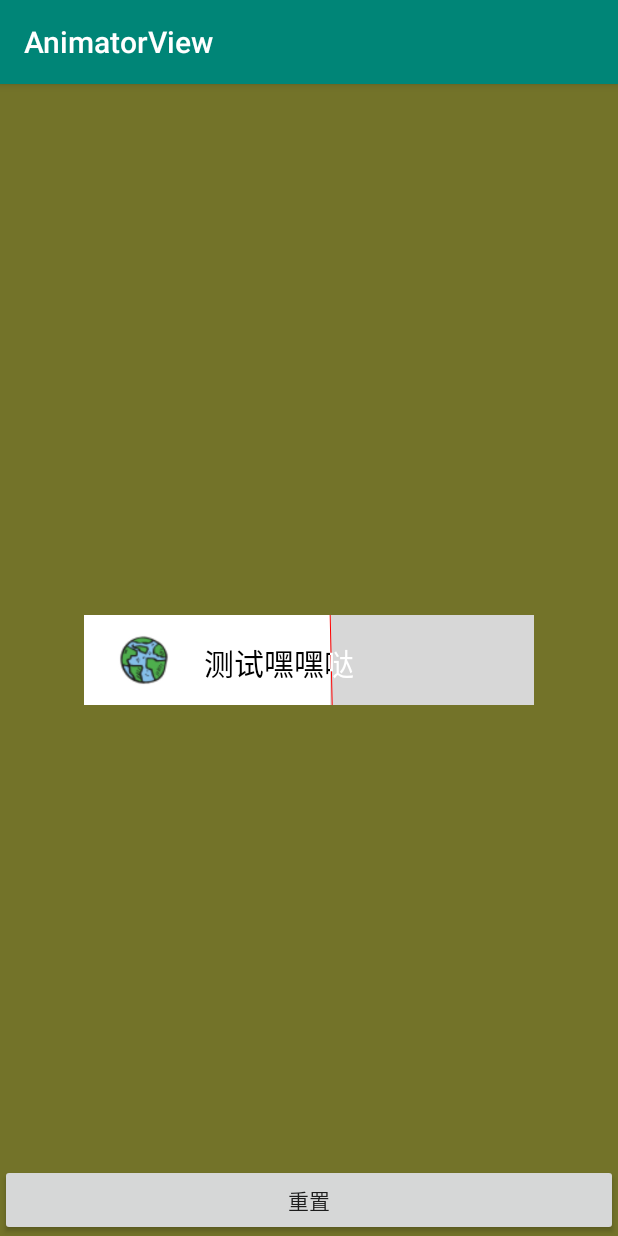
After one commit to renmingjian/AnimatorView, an Android app: the ProgressLayoutActivity screen opened directly, with no data from a screen before it, on a phone screen of 412 x 824 dp. The commit adds this screen. Run offline under Robolectric (Android 15) with nearby library versions, the phone set to English and light mode, and no system bars.

Commit message:
进度布局

```diff
--- a/app/src/main/AndroidManifest.xml
+++ b/app/src/main/AndroidManifest.xml
@@ -9,7 +9,8 @@
         android:roundIcon="@mipmap/ic_launcher_round"
         android:supportsRtl="true"
         android:theme="@style/AppTheme">
-        <activity android:name=".activity.TestActivity"></activity>
+        <activity android:name=".activity.ProgressLayoutActivity"></activity>
+        <activity android:name=".activity.TestActivity" />
         <activity android:name=".activity.SkyGalaxyActivity" />
         <activity android:name=".activity.SportActivity" />
         <activity android:name=".activity.ChargeActivity" />
--- a/app/src/main/java/com/erge/animatorview/MainActivity.kt
+++ b/app/src/main/java/com/erge/animatorview/MainActivity.kt
@@ -61,4 +61,8 @@ class MainActivity : AppCompatActivity() {
         startActivity(Intent(this, TestActivity::class.java))
     }
 
+    fun progress(view: View) {
+        startActivity(Intent(this, ProgressLayoutActivity::class.java))
+    }
+
 }
--- /dev/null
+++ b/app/src/main/java/com/erge/animatorview/activity/ProgressLayoutActivity.kt
@@ -0,0 +1,31 @@
+package com.erge.animatorview.activity
+
+import android.animation.ObjectAnimator
+import androidx.appcompat.app.AppCompatActivity
+import android.os.Bundle
+import android.widget.Button
+import com.erge.animatorview.R
+import com.erge.animatorview.view.ProgressLayoutView
+
+class ProgressLayoutActivity : AppCompatActivity() {
+
+    override fun onCreate(savedInstanceState: Bundle?) {
+        super.onCreate(savedInstanceState)
+        setContentView(R.layout.activity_progress_layout)
+
+        anim()
+
+        findViewById<Button>(R.id.btn).setOnClickListener { anim() }
+
+
+    }
+
+
+    private fun anim() {
+        val progress: ProgressLayoutView = findViewById(R.id.progress)
+
+        val animator = ObjectAnimator.ofFloat(progress, "progress", 0f, 1f)
+        animator.duration = 5000
+        animator.start()
+    }
+}
--- a/app/src/main/java/com/erge/animatorview/view/BoardView.java
+++ b/app/src/main/java/com/erge/animatorview/view/BoardView.java
@@ -4,7 +4,6 @@ import android.animation.ObjectAnimator;
 import android.content.Context;
 import android.graphics.BlurMaskFilter;
 import android.graphics.Canvas;
-import android.graphics.Color;
 import android.graphics.LinearGradient;
 import android.graphics.Paint;
 import android.graphics.Path;
@@ -19,6 +18,7 @@ import com.erge.animatorview.utils.Utils;
 
 
 /**
+ * 仪表盘
  * Created by erge 2019-10-24 15:46
  */
 public class BoardView extends View {
@@ -215,6 +215,7 @@ public class BoardView extends View {
         animator.start();
     }
 
+    @SuppressWarnings("unused")
     public void setAngle(float angle) {
         this.angle = angle;
         invalidate();
@@ -224,6 +225,7 @@ public class BoardView extends View {
         this.count = count;
     }
 
+    @SuppressWarnings("unused")
     public void setCountText(int count) {
         this.count = count;
         pointerAnim();
--- /dev/null
+++ b/app/src/main/java/com/erge/animatorview/view/ProgressLayoutView.java
@@ -0,0 +1,118 @@
+package com.erge.animatorview.view;
+
+import android.content.Context;
+import android.content.res.TypedArray;
+import android.graphics.Bitmap;
+import android.graphics.Canvas;
+import android.graphics.Color;
+import android.graphics.Paint;
+import android.graphics.Rect;
+import android.graphics.drawable.BitmapDrawable;
+import android.util.AttributeSet;
+import android.view.View;
+
+import androidx.annotation.Nullable;
+
+import com.erge.animatorview.R;
+import com.erge.animatorview.utils.Utils;
+
+/**
+ * Created by erge 2019-12-23 15:54
+ */
+public class ProgressLayoutView extends View {
+
+    private String desc;
+    private float imgHeight;
+    private float imgWidth;
+    private BitmapDrawable drawable;
+    private Paint paint = new Paint(Paint.ANTI_ALIAS_FLAG);
+    private float leftMargin = Utils.dp2px(20);
+    private float textSize = Utils.dp2px(20);
+    private float testLeftMargin = Utils.dp2px(20);
+
+    private float progress;
+
+    public ProgressLayoutView(Context context, @Nullable AttributeSet attrs) {
+        super(context, attrs);
+        initAttrs(attrs);
+    }
+
+    private void initAttrs(AttributeSet attrs) {
+        final TypedArray typedArray = getContext().obtainStyledAttributes(attrs, R.styleable.ProgressLayoutView);
+        drawable = (BitmapDrawable) typedArray.getDrawable(R.styleable.ProgressLayoutView_img);
+        imgWidth = typedArray.getDimension(R.styleable.ProgressLayoutView_imgWidth, (int) Utils.dp2px(20));
+        imgHeight = typedArray.getDimension(R.styleable.ProgressLayoutView_imgHeight, (int) Utils.dp2px(20));
+        desc = typedArray.getString(R.styleable.ProgressLayoutView_desc);
+        typedArray.recycle();
+    }
+
+    @Override
+    protected void onMeasure(int widthMeasureSpec, int heightMeasureSpec) {
+        final int width = MeasureSpec.getSize(widthMeasureSpec);
+        final int height = MeasureSpec.getSize(heightMeasureSpec);
+        setMeasuredDimension(resolveSize(width, widthMeasureSpec), resolveSize(height, heightMeasureSpec));
+    }
+
+    @Override
+    protected void onDraw(Canvas canvas) {
+        canvas.save();
+        canvas.translate(0, getHeight() / 2);
+        drawGrayBackground(canvas);
+        drawWhiteBackground(canvas);
+        drawImg(canvas);
+        drawText(canvas);
+        canvas.restore();
+    }
+
+    private void drawGrayBackground(Canvas canvas) {
+        paint.setColor(Color.parseColor("#d7d7d7"));
+        canvas.drawRect(0, -getHeight() / 2, getWidth(), getHeight() / 2, paint);
+    }
+
+    private void drawWhiteBackground(Canvas canvas) {
+        paint.setColor(Color.parseColor("#ffffff"));
+        canvas.drawRect(0, -getHeight() / 2, getWidth() * progress, getHeight() / 2, paint);
+    }
+
+    private void drawImg(Canvas canvas) {
+        canvas.drawBitmap(getBitmapByDrawable(), leftMargin, -imgHeight / 2, paint);
+    }
+
+    private void drawText(Canvas canvas) {
+        paint.setTextSize(textSize);
+        paint.setStyle(Paint.Style.FILL);
+        float start = leftMargin + imgWidth + testLeftMargin;
+        float current = getWidth() * progress;
+
+        paint.setColor(Color.parseColor("#ff0000"));
+        canvas.drawLine(current, -getHeight() / 2, current + 2, getHeight() / 2, paint);
+
+
+        paint.setColor(Color.parseColor("#ffffff"));
+        canvas.drawText(desc, start, textSize / 2, paint);
+        if (current >= start) {
+            canvas.save();
+            paint.setColor(Color.parseColor("#000000"));
+            final Rect boundsLeft = new Rect((int) start,  -getHeight() / 2, (int) current, getHeight() / 2);
+            canvas.clipRect(boundsLeft);
+            paint.getTextBounds(desc, 0, desc.length(), boundsLeft);
+            canvas.drawText(desc, start, textSize / 2, paint);
+            canvas.restore();
+        }
+    }
+
+    private Bitmap getBitmapByDrawable() {
+        Bitmap bitmap = Bitmap.createBitmap((int) imgWidth, (int) imgHeight, Bitmap.Config.ARGB_8888);
+        Canvas canvas = new Canvas(bitmap);
+        drawable.setBounds(0, 0, canvas.getWidth(), canvas.getHeight());
+        drawable.draw(canvas);
+        return bitmap;
+    }
+
+    @SuppressWarnings("unused")
+    public void setProgress(float progress) {
+        this.progress = progress;
+        invalidate();
+    }
+
+}
--- a/app/src/main/res/layout/activity_main.xml
+++ b/app/src/main/res/layout/activity_main.xml
@@ -83,6 +83,12 @@
             android:onClick="test"
             android:text="测试" />
 
+        <Button
+            android:layout_width="match_parent"
+            android:layout_height="wrap_content"
+            android:onClick="progress"
+            android:text="进度布局" />
+
     </LinearLayout>
 
 </ScrollView>
--- /dev/null
+++ b/app/src/main/res/layout/activity_progress_layout.xml
@@ -0,0 +1,32 @@
+<?xml version="1.0" encoding="utf-8"?>
+<androidx.constraintlayout.widget.ConstraintLayout xmlns:android="http://schemas.android.com/apk/res/android"
+    xmlns:app="http://schemas.android.com/apk/res-auto"
+    xmlns:tools="http://schemas.android.com/tools"
+    android:layout_width="match_parent"
+    android:layout_height="match_parent"
+    android:background="#737329"
+    tools:context=".activity.ProgressLayoutActivity">
+
+    <com.erge.animatorview.view.ProgressLayoutView
+        android:id="@+id/progress"
+        android:layout_width="300dp"
+        android:layout_height="60dp"
+        app:desc="测试嘿嘿哒"
+        app:img="@drawable/earth"
+        app:imgHeight="40dp"
+        app:imgWidth="40dp"
+        app:layout_constraintBottom_toBottomOf="parent"
+        app:layout_constraintEnd_toEndOf="parent"
+        app:layout_constraintStart_toStartOf="parent"
+        app:layout_constraintTop_toTopOf="parent" />
+
+    <Button
+        android:layout_width="match_parent"
+        android:layout_height="wrap_content"
+        android:text="重置"
+        android:id="@+id/btn"
+        app:layout_constraintStart_toStartOf="parent"
+        app:layout_constraintEnd_toEndOf="parent"
+        app:layout_constraintBottom_toBottomOf="parent" />
+
+</androidx.constraintlayout.widget.ConstraintLayout>
--- a/app/src/main/res/values/attrs.xml
+++ b/app/src/main/res/values/attrs.xml
@@ -19,4 +19,11 @@
         <attr name="out_layer_length" format="dimension" />
     </declare-styleable>
 
+    <declare-styleable name="ProgressLayoutView">
+        <attr name="img" format="reference"/>
+        <attr name="imgWidth" format="dimension" />
+        <attr name="imgHeight" format="dimension" />
+        <attr name="desc" format="string" />
+    </declare-styleable>
+
 </resources>
```
